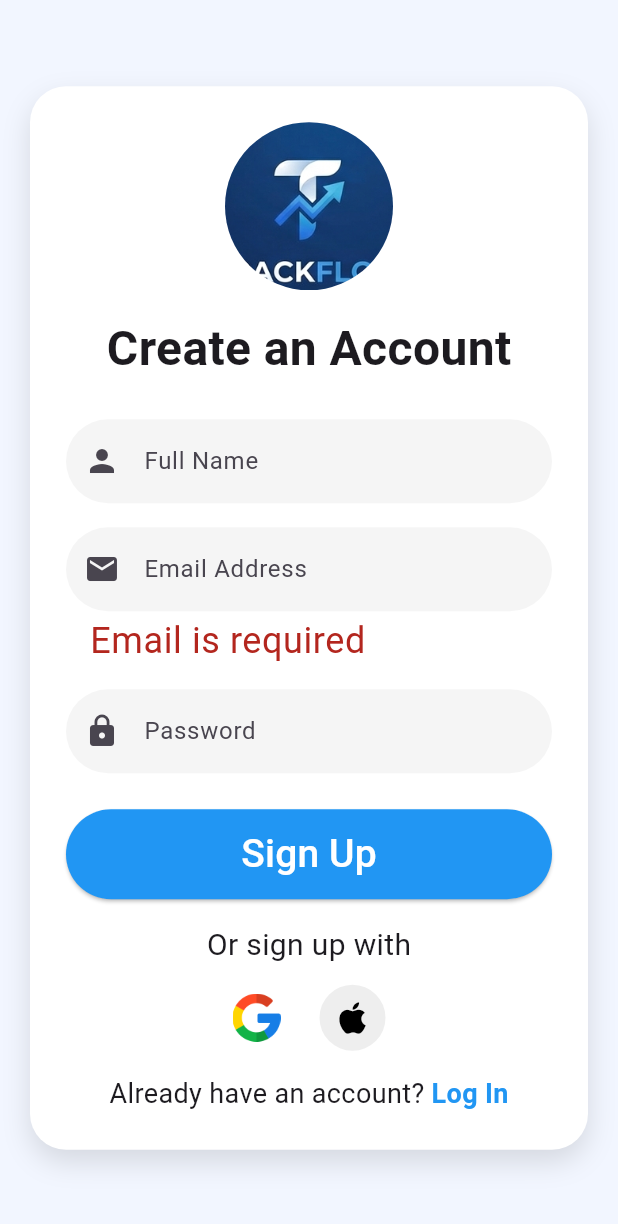
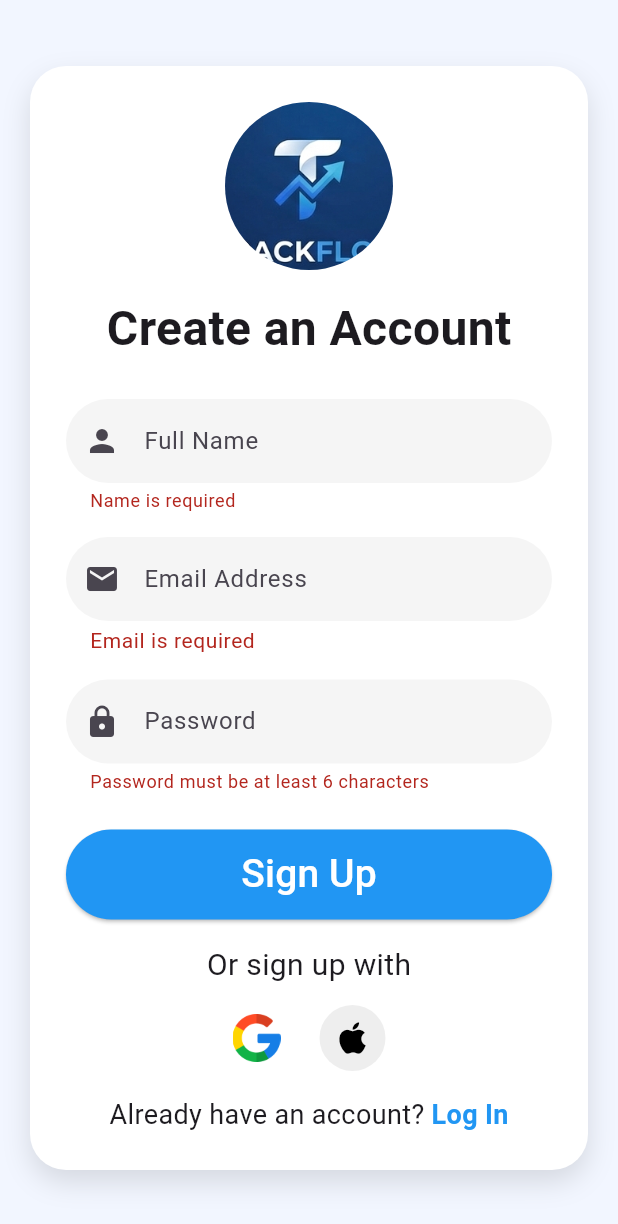
Before and after one commit to Vedantdubey333/TrackFLow, a Flutter app: the SignUpPage screen opened directly, after a tap on "Sign Up", on a phone screen of 412 x 824 dp. Shown: the top 1224 px of the screen. Run offline on Flutter 3.47's test engine with Material 3 defaults, Android fonts, the phone set to English and light mode, and no system bars; our stand-ins replace cloud_firestore, firebase_auth, firebase_core; accounts and stored records are empty.

Commit message:
Implement user signup with Firebase and Firestore
Added Firebase authentication and Firestore integration for user signup. Updated input fields to use controllers for name and password.

```diff
--- a/lib/screens/signup_page.dart
+++ b/lib/screens/signup_page.dart
@@ -1,4 +1,6 @@
 import 'package:flutter/material.dart';
+import 'package:firebase_auth/firebase_auth.dart'; //
+import 'package:cloud_firestore/cloud_firestore.dart'; //
 
 class SignUpPage extends StatefulWidget {
   const SignUpPage({super.key});
@@ -8,9 +10,57 @@ class SignUpPage extends StatefulWidget {
 }
 
 class _SignUpPageState extends State<SignUpPage> {
+  final _formKey = GlobalKey<FormState>();
+  final TextEditingController nameController = TextEditingController();
+  final TextEditingController passwordController = TextEditingController();
+  final TextEditingController emailController = TextEditingController();
 
-  final _formKey = GlobalKey<FormState>();
-  final TextEditingController emailController = TextEditingController();
+  // Handle Signup Logic
+  Future<void> _handleSignUp() async {
+    if (_formKey.currentState!.validate()) {
+      try {
+        // 1. Create user in Firebase Authentication
+        UserCredential userCredential = await FirebaseAuth.instance
+            .createUserWithEmailAndPassword(
+          email: emailController.text.trim(),
+          password: passwordController.text.trim(),
+        );
+
+        String uid = userCredential.user!.uid;
+
+        // 2. Store user details in Firestore 'users' collection
+        await FirebaseFirestore.instance.collection('users').doc(uid).set({
+          'name': nameController.text.trim(),
+          'email': emailController.text.trim(),
+          'userid': uid,
+          'created_at': FieldValue.serverTimestamp(), //
+        });
+
+        if (mounted) {
+          ScaffoldMessenger.of(context).showSnackBar(
+            const SnackBar(content: Text("Account created successfully!")),
+          );
+          // Navigate to Dashboard or Home
+          // Navigator.pushReplacement(...)
+        }
+      } on FirebaseAuthException catch (e) {
+        // Handle Firebase specific errors
+        String message = "Registration failed";
+        if (e.code == 'weak-password') {
+          message = "The password provided is too weak.";
+        } else if (e.code == 'email-already-in-use') {
+          message = "The account already exists for that email.";
+        }
+        ScaffoldMessenger.of(context).showSnackBar(
+          SnackBar(content: Text(message)),
+        );
+      } catch (e) {
+        ScaffoldMessenger.of(context).showSnackBar(
+          SnackBar(content: Text(e.toString())),
+        );
+      }
+    }
+  }
 
   @override
   Widget build(BuildContext context) {
@@ -24,7 +74,7 @@ class _SignUpPageState extends State<SignUpPage> {
             decoration: BoxDecoration(
               color: Colors.white,
               borderRadius: BorderRadius.circular(24),
-              boxShadow: [
+              boxShadow: const [
                 BoxShadow(
                   color: Colors.black12,
                   blurRadius: 15,
@@ -37,8 +87,6 @@ class _SignUpPageState extends State<SignUpPage> {
               child: Column(
                 mainAxisSize: MainAxisSize.min,
                 children: [
-
-                  /// 🔵 LOGO
                   CircleAvatar(
                     radius: 56,
                     backgroundColor: Colors.transparent,
@@ -46,9 +94,7 @@ class _SignUpPageState extends State<SignUpPage> {
                       "assets/images/logo.png",
                     ),
                   ),
-
                   const SizedBox(height: 16),
-
                   const Text(
                     "Create an Account",
                     style: TextStyle(
@@ -56,18 +102,18 @@ class _SignUpPageState extends State<SignUpPage> {
                       fontWeight: FontWeight.bold,
                     ),
                   ),
-
                   const SizedBox(height: 24),
 
-                  /// FULL NAME
+                  /// FULL NAME field now uses controller
                   _inputField(
                     icon: Icons.person,
                     hint: "Full Name",
+                    controller: nameController,
+                    validator: (val) => val == null || val.isEmpty ? "Name is required" : null,
                   ),
 
                   const SizedBox(height: 16),
 
-                  /// ✅ EMAIL WITH VALIDATION
                   TextFormField(
                     controller: emailController,
                     keyboardType: TextInputType.emailAddress,
@@ -76,7 +122,7 @@ class _SignUpPageState extends State<SignUpPage> {
                       hintText: "Email Address",
                       filled: true,
                       fillColor: Colors.grey.shade100,
-                      errorStyle: const TextStyle(fontSize: 24),
+                      errorStyle: const TextStyle(fontSize: 14),
                       border: OutlineInputBorder(
                         borderRadius: BorderRadius.circular(30),
                         borderSide: BorderSide.none,
@@ -86,9 +132,7 @@ class _SignUpPageState extends State<SignUpPage> {
                       if (value == null || value.isEmpty) {
                         return "Email is required";
                       }
-                      if (!RegExp(
-                        r'^[\w-\.]+@([\w-]+\.)+[\w-]{2,4}$',
-                      ).hasMatch(value)) {
+                      if (!RegExp(r'^[\w-\.]+@([\w-]+\.)+[\w-]{2,4}$').hasMatch(value)) {
                         return "Enter a valid email address";
                       }
                       return null;
@@ -97,26 +141,22 @@ class _SignUpPageState extends State<SignUpPage> {
 
                   const SizedBox(height: 16),
 
-                  /// PASSWORD
+                  /// PASSWORD field now uses controller
                   _inputField(
                     icon: Icons.lock,
                     hint: "Password",
                     isPassword: true,
+                    controller: passwordController,
+                    validator: (val) => val != null && val.length < 6 ? "Password must be at least 6 characters" : null,
                   ),
 
                   const SizedBox(height: 24),
 
-                  /// SIGN UP BUTTON
                   SizedBox(
                     width: double.infinity,
                     height: 60,
                     child: ElevatedButton(
-                      onPressed: () {
-                        if (_formKey.currentState!.validate()) {
-                          // email format correct
-                          debugPrint(emailController.text);
-                        }
-                      },
+                      onPressed: _handleSignUp, // Calls the Firebase logic
                       style: ElevatedButton.styleFrom(
                         backgroundColor: Colors.blue,
                         shape: RoundedRectangleBorder(
@@ -131,40 +171,23 @@ class _SignUpPageState extends State<SignUpPage> {
                   ),
 
                   const SizedBox(height: 16),
-
-                  const Text(
-                    "Or sign up with",
-                    style: TextStyle(fontSize: 20),
-                  ),
-
+                  const Text("Or sign up with", style: TextStyle(fontSize: 20)),
                   const SizedBox(height: 12),
-
                   Row(
                     mainAxisAlignment: MainAxisAlignment.center,
                     children: [
-                      Image.asset(
-                        'assets/images/google.png',
-                        height: 32,
-                        width: 32,
-                      ),
+                      Image.asset('assets/images/google.png', height: 32, width: 32),
                       const SizedBox(width: 26),
                       _socialButton(Icons.apple),
                     ],
                   ),
-
                   const SizedBox(height: 16),
-
                   Row(
                     mainAxisAlignment: MainAxisAlignment.center,
                     children: [
-                      const Text(
-                        "Already have an account? ",
-                        style: TextStyle(fontSize: 18),
-                      ),
+                      const Text("Already have an account? ", style: TextStyle(fontSize: 18)),
                       GestureDetector(
-                        onTap: () {
-                          Navigator.pop(context);
-                        },
+                        onTap: () => Navigator.pop(context),
                         child: const Text(
                           "Log In",
                           style: TextStyle(
@@ -185,13 +208,18 @@ class _SignUpPageState extends State<SignUpPage> {
     );
   }
 
-  static Widget _inputField({
+  // Updated helper to use TextFormField and handle controllers
+  Widget _inputField({
     required IconData icon,
     required String hint,
+    required TextEditingController controller,
+    String? Function(String?)? validator,
     bool isPassword = false,
   }) {
-    return TextField(
+    return TextFormField(
+      controller: controller,
       obscureText: isPassword,
+      validator: validator,
       decoration: InputDecoration(
         prefixIcon: Icon(icon),
         hintText: hint,
@@ -205,7 +233,7 @@ class _SignUpPageState extends State<SignUpPage> {
     );
   }
 
-  static Widget _socialButton(IconData icon) {
+  Widget _socialButton(IconData icon) {
     return CircleAvatar(
       radius: 22,
       backgroundColor: Colors.grey.shade200,
```
